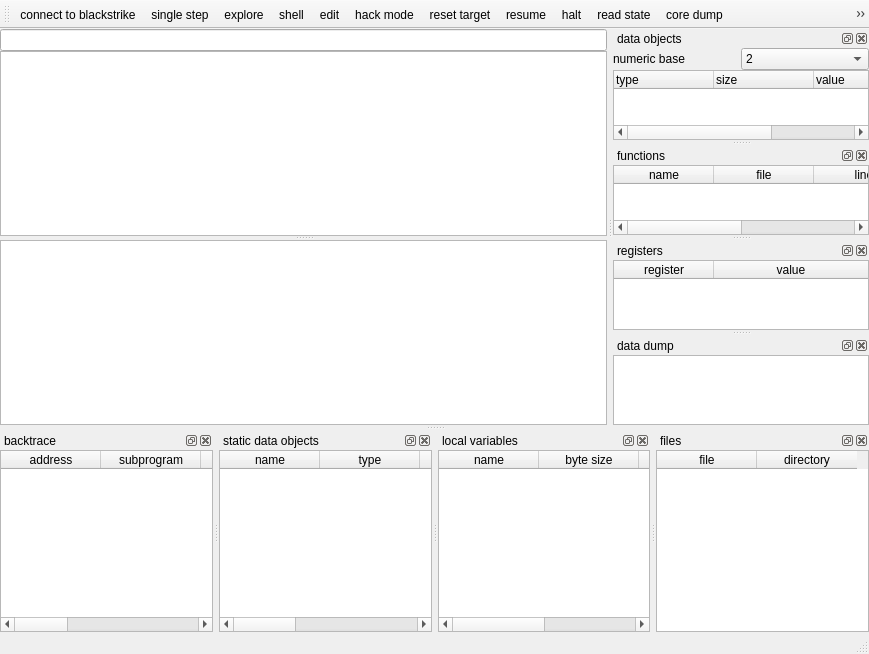
The window that mainwindow.ui (stoyan-shopov/troll) describes before a commit, drawn with Qt 5.
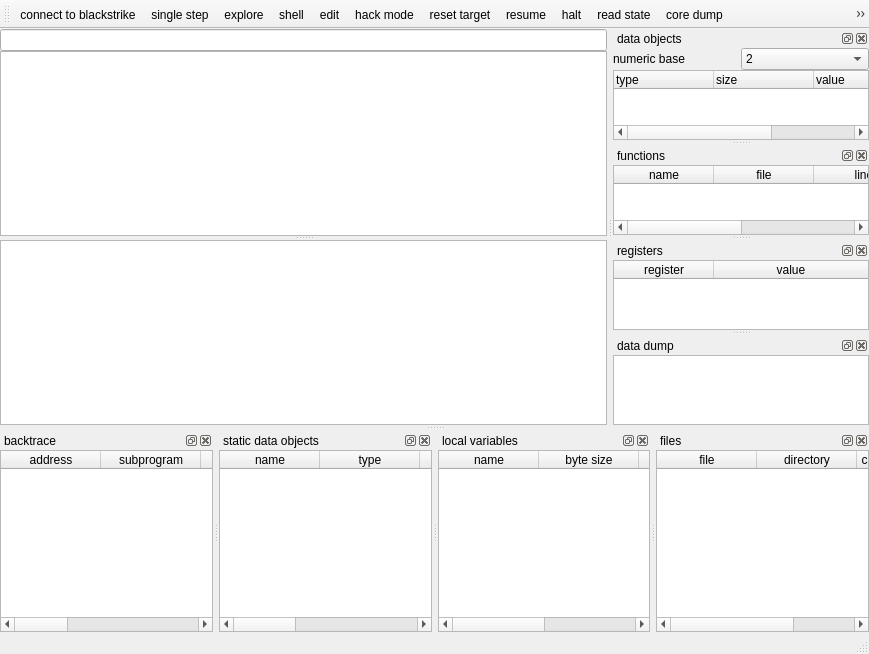
The same window after the commit.

Commit message: user interface tweaks

```diff
--- a/mainwindow.ui
+++ b/mainwindow.ui
@@ -554,6 +554,15 @@
      </property>
      <item>
       <widget class="QTableWidget" name="tableWidgetFiles">
+       <property name="alternatingRowColors">
+        <bool>true</bool>
+       </property>
+       <property name="selectionMode">
+        <enum>QAbstractItemView::SingleSelection</enum>
+       </property>
+       <property name="selectionBehavior">
+        <enum>QAbstractItemView::SelectRows</enum>
+       </property>
        <column>
         <property name="text">
          <string>file</string>
@@ -564,6 +573,11 @@
          <string>directory</string>
         </property>
        </column>
+       <column>
+        <property name="text">
+         <string>compile directory</string>
+        </property>
+       </column>
       </widget>
      </item>
     </layout>
```
Left out of the diff: 2 changed lines with no effect on the pictures. The commit also changes 2 other files.
